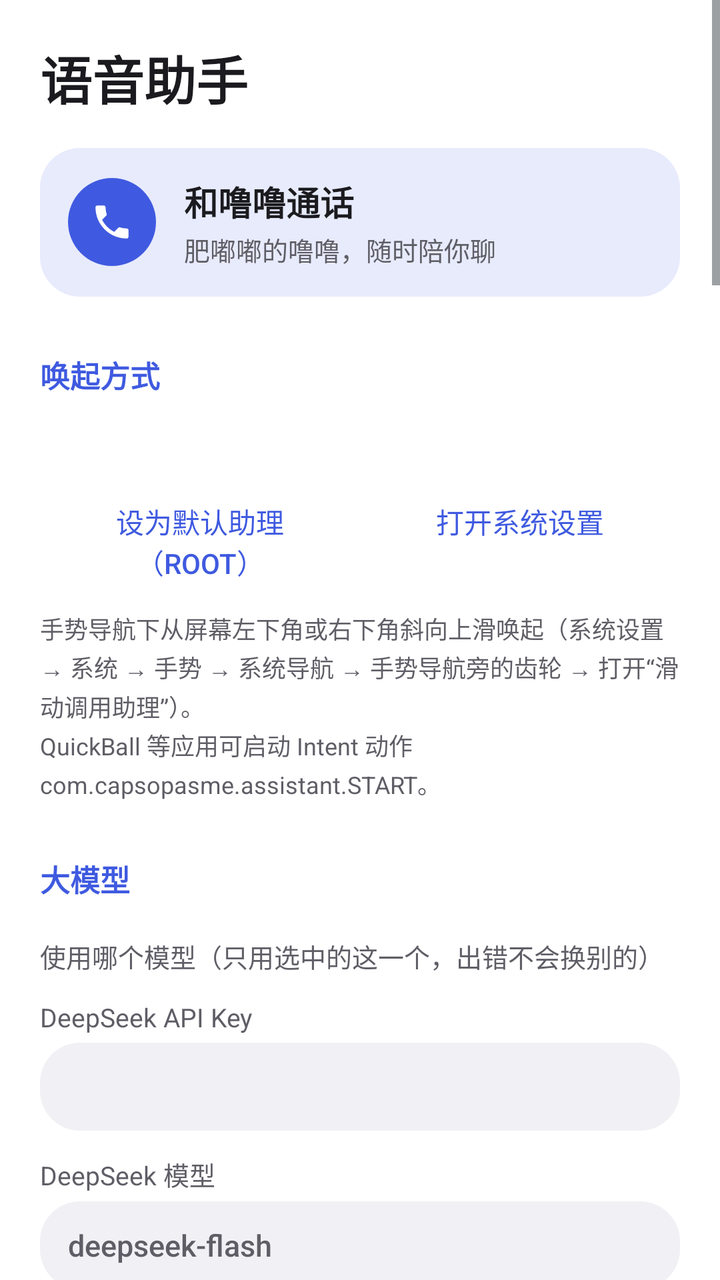
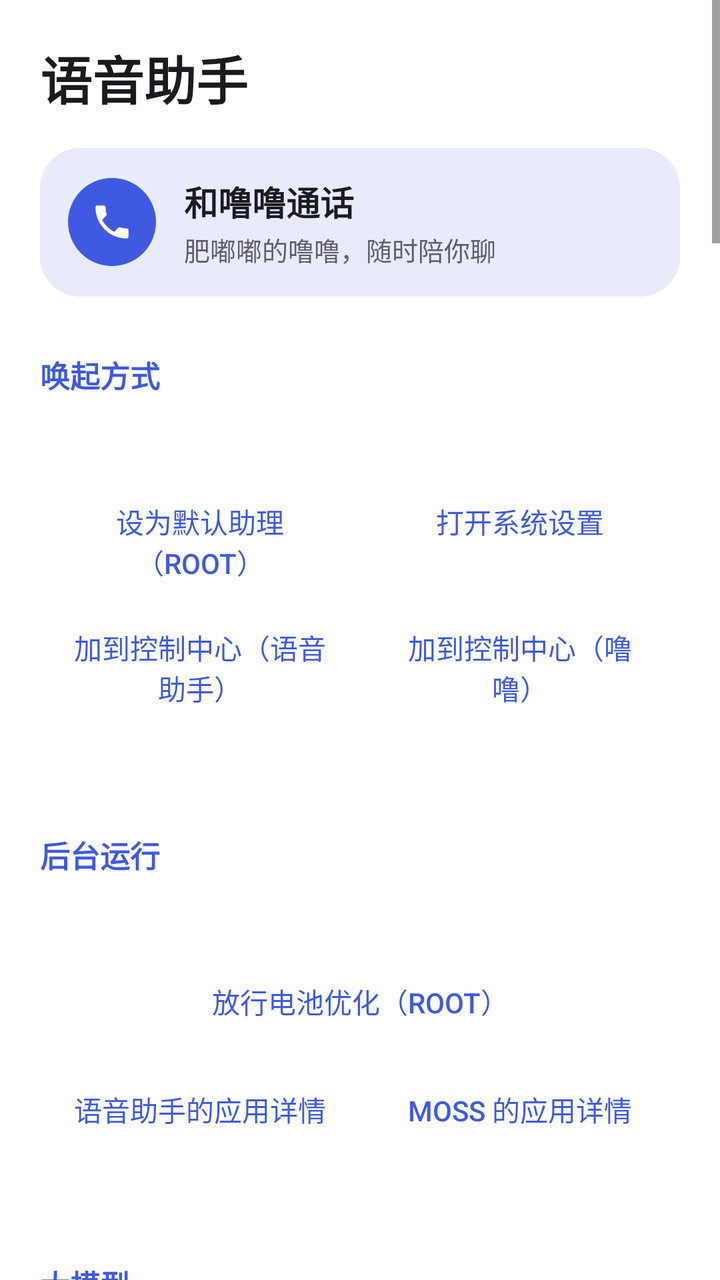

Screens rendered from an Android XML layout before and after an edit, with the pre-edit source and the edit as a unified diff.
<!-- AndroidManifest.xml: application theme Theme.Settings -->
<!-- res/layout/activity_settings.xml -->
<?xml version="1.0" encoding="utf-8"?>
<ScrollView xmlns:android="http://schemas.android.com/apk/res/android"
    android:id="@+id/scroll"
    android:layout_width="match_parent"
    android:layout_height="match_parent"
    android:fillViewport="true">

    
    <LinearLayout
        android:layout_width="match_parent"
        android:layout_height="wrap_content"
        android:focusable="true"
        android:focusableInTouchMode="true"
        android:orientation="vertical"
        android:padding="20dp">

        <TextView
            android:layout_width="wrap_content"
            android:layout_height="wrap_content"
            android:text="语音助手"
            android:textColor="@color/text_primary"
            android:textSize="26sp"
            android:textStyle="bold" />

        
        <LinearLayout
            android:id="@+id/callEntry"
            android:layout_width="match_parent"
            android:layout_height="wrap_content"
            android:layout_marginTop="16dp"
            android:background="@drawable/bg_call_entry"
            android:clickable="true"
            android:contentDescription="和噜噜通话"
            android:focusable="true"
            android:gravity="center_vertical"
            android:orientation="horizontal"
            android:padding="14dp">

            <ImageView
                android:layout_width="44dp"
                android:layout_height="44dp"
                android:background="@drawable/bg_call_entry_icon"
                android:importantForAccessibility="no"
                android:padding="11dp"
                android:scaleType="fitCenter"
                android:src="@drawable/ic_call"
                android:tint="@android:color/white" />

            <LinearLayout
                android:layout_width="0dp"
                android:layout_height="wrap_content"
                android:layout_marginStart="14dp"
                android:layout_weight="1"
                android:orientation="vertical">

                <TextView
                    android:layout_width="wrap_content"
                    android:layout_height="wrap_content"
                    android:text="和噜噜通话"
                    android:textColor="@color/text_primary"
                    android:textSize="17sp"
                    android:textStyle="bold" />

                <TextView
                    android:id="@+id/callEntrySub"
                    android:layout_width="wrap_content"
                    android:layout_height="wrap_content"
                    android:layout_marginTop="2dp"
                    android:text="肥嘟嘟的噜噜，随时陪你聊"
                    android:textColor="@color/text_secondary"
                    android:textSize="13sp" />
            </LinearLayout>
        </LinearLayout>

        
        <TextView style="@style/SectionTitle" android:text="唤起方式" />

        <TextView
            android:id="@+id/roleStatus"
            style="@style/Body" />

        <LinearLayout style="@style/ButtonRow">
            <Button
                android:id="@+id/roleRoot"
                style="@style/RowButton"
                android:text="设为默认助理（root）" />
            <Button
                android:id="@+id/roleSettings"
                style="@style/RowButton"
                android:text="打开系统设置" />
        </LinearLayout>

        <TextView
            style="@style/Hint"
            android:text="手势导航下从屏幕左下角或右下角斜向上滑唤起（系统设置 → 系统 → 手势 → 系统导航 → 手势导航旁的齿轮 → 打开“滑动调用助理”）。\nQuickBall 等应用可启动 Intent 动作 com.capsopasme.assistant.START。" />

        
        <TextView style="@style/SectionTitle" android:text="大模型" />

        <TextView style="@style/Label" android:text="使用哪个模型（只用选中的这一个，出错不会换别的）" />
        <RadioGroup
            android:id="@+id/llmGroup"
            android:layout_width="match_parent"
            android:layout_height="wrap_content" />

        <TextView style="@style/Label" android:text="DeepSeek API Key" />
        <EditText
            android:id="@+id/deepseekKey"
            style="@style/Field"
            android:inputType="textPassword" />

        <TextView style="@style/Label" android:text="DeepSeek 模型" />
        <EditText
            android:id="@+id/deepseekModel"
            style="@style/Field"
            android:hint="deepseek-flash" />

        <TextView style="@style/Label" android:text="智谱 GLM API Key（open.bigmodel.cn）" />
        <EditText
            android:id="@+id/glmKey"
            style="@style/Field"
            android:inputType="textPassword" />

        <TextView style="@style/Label" android:text="GLM 模型（glm-4.7-flash 免费）" />
        <EditText
            android:id="@+id/glmModel"
            style="@style/Field"
            android:hint="glm-4.7-flash" />

        <TextView style="@style/Label" android:text="Gemini API Key" />
        <EditText
            android:id="@+id/geminiKey"
            style="@style/Field"
            android:inputType="textPassword" />

        <TextView style="@style/Label" android:text="Gemini 模型" />
        <EditText
            android:id="@+id/geminiModel"
            style="@style/Field"
            android:hint="gemini-3.8-flash" />

        <TextView style="@style/Label" android:text="查天气的默认城市" />
        <EditText
            android:id="@+id/defaultCity"
            style="@style/Field"
            android:hint="例如：杭州" />

        
        <TextView style="@style/SectionTitle" android:text="语音识别（离线）" />

        <RadioGroup
            android:id="@+id/modelGroup"
            android:layout_width="match_parent"
            android:layout_height="wrap_content" />

        <TextView
            android:id="@+id/modelStatus"
            style="@style/Body" />

        <ProgressBar
            android:id="@+id/modelProgress"
            style="?android:attr/progressBarStyleHorizontal"
            android:layout_width="match_parent"
            android:layout_height="wrap_content"
            android:max="1000"
            android:visibility="gone" />

        <LinearLayout style="@style/ButtonRow">
            <Button
                android:id="@+id/modelCopy"
                style="@style/RowButton"
                android:text="从小企鹅复制" />
            <Button
                android:id="@+id/modelDownload"
                style="@style/RowButton"
                android:text="下载" />
        </LinearLayout>

        <LinearLayout style="@style/ButtonRow">
            <Button
                android:id="@+id/modelImport"
                style="@style/RowButton"
                android:text="导入 .tar.bz2" />
            <Button
                android:id="@+id/modelTest"
                style="@style/RowButton"
                android:text="测试" />
            <Button
                android:id="@+id/modelDelete"
                style="@style/RowButton"
                android:text="删除" />
        </LinearLayout>

        <TextView style="@style/Label" android:text="下载加速前缀（可不填，如 https://ghfast.top/）" />
        <EditText
            android:id="@+id/mirror"
            style="@style/Field"
            android:inputType="textUri" />

        <TextView style="@style/Label" android:text="说完后停顿多久算结束（毫秒，300–2000）" />
        <EditText
            android:id="@+id/silence"
            style="@style/Field"
            android:inputType="number" />

        <Switch
            android:id="@+id/keepLoaded"
            android:layout_width="match_parent"
            android:layout_height="wrap_content"
            android:layout_marginTop="12dp"
            android:text="用完后保留模型（推荐）"
            android:textColor="@color/text_primary"
            android:textSize="15sp" />

        <TextView
            style="@style/Hint"
            android:text="保留时识别进程会被系统冻结在后台缓存里，不占 CPU、不耗电，内存紧张时系统会自动回收；下次唤起不用重新加载。关闭则每次用完立即释放。" />

        
        <TextView style="@style/SectionTitle" android:text="噜噜（语音通话）" />

        <TextView
            style="@style/Hint"
            android:text="像打电话一样和噜噜连续聊天：一只肥嘟嘟的小猪，情绪超稳定，懂你的感受，也能答疑解惑、帮你上网查最新消息，但不操作手机（设闹钟、开关这些请用语音助手卡片）。\n进入：本页顶部的“和噜噜通话”、卡片右上角的电话按钮、在卡片里说“噜噜”“叫噜噜来”“陪我聊聊”或“进入通话模式”、长按桌面图标；QuickBall 等应用可启动 Intent 动作 com.capsopasme.assistant.CALL。\n退出：说“退出通话”“挂了吧”“拜拜”“晚安”，说“切回助手”会挂断并打开助手卡片。熄屏照常进行，很久没人说话或来电时自动结束。" />

        <TextView style="@style/Label" android:text="朗读用的语音合成（系统首选 TTS 引擎）" />

        <TextView
            android:id="@+id/ttsStatus"
            style="@style/Body" />

        <LinearLayout style="@style/ButtonRow">
            <Button
                android:id="@+id/ttsSettings"
                style="@style/RowButton"
                android:text="系统 TTS 设置" />
            <Button
                android:id="@+id/ttsTest"
                style="@style/RowButton"
                android:text="试听" />
        </LinearLayout>

        <TextView style="@style/Label" android:text="通话里说完后停顿多久算一句结束（毫秒，300–2000）" />
        <EditText
            android:id="@+id/callSilence"
            style="@style/Field"
            android:inputType="number" />

        <TextView style="@style/Label" android:text="多久没人说话自动挂断（秒，0 = 不自动挂断）" />
        <EditText
            android:id="@+id/callIdle"
            style="@style/Field"
            android:inputType="number" />

        <Switch
            android:id="@+id/callCue"
            android:layout_width="match_parent"
            android:layout_height="wrap_content"
            android:layout_marginTop="12dp"
            android:text="轮到你说话时响一声"
            android:textColor="@color/text_primary"
            android:textSize="15sp" />

        <TextView
            style="@style/Hint"
            android:text="只在熄屏或离开通话界面时响；看着通话界面时用圆球的动画提示。" />

        <Switch
            android:id="@+id/callHeadsetMic"
            android:layout_width="match_parent"
            android:layout_height="wrap_content"
            android:layout_marginTop="12dp"
            android:text="连着蓝牙耳机时用耳机的麦克风"
            android:textColor="@color/text_primary"
            android:textSize="15sp" />

        <TextView
            style="@style/Hint"
            android:text="打开：像打电话一样走蓝牙通话通道，手机放口袋里也听得清你说话，但朗读变成通话音质。关闭：朗读以高音质走耳机，用手机自己的麦克风听你说话。" />

        
        <Switch
            android:id="@+id/memoryEnabled"
            android:layout_width="match_parent"
            android:layout_height="wrap_content"
            android:layout_marginTop="20dp"
            android:text="噜噜记住聊过的事（无感记忆）"
            android:textColor="@color/text_primary"
            android:textSize="15sp" />

        <TextView
            style="@style/Hint"
            android:text="每次挂断后，联网时用上面选的大模型把这次通话整理成几条关于你的记忆和一句摘要；下次通话噜噜会自然地记得，偶尔主动问问你之前说过的事。说“记住…”当场记，说“忘掉…”当场删。只存在手机里，不记密码、验证码、证件号和银行卡号。关闭后不再记录，已有的记忆可以在下面清空。" />

        <TextView
            android:id="@+id/memoryStatus"
            style="@style/Body" />

        <LinearLayout style="@style/ButtonRow">
            <Button
                android:id="@+id/memoryManage"
                style="@style/RowButton"
                android:text="查看和管理" />
            <Button
                android:id="@+id/memoryClear"
                style="@style/RowButton"
                android:text="全部清空" />
        </LinearLayout>

        
        <TextView style="@style/SectionTitle" android:text="特效" />

        <Switch
            android:id="@+id/timeStopFx"
            android:layout_width="match_parent"
            android:layout_height="wrap_content"
            android:text="时停特效（进出助手卡片和通话）"
            android:textColor="@color/text_primary"
            android:textSize="15sp" />

        <TextView
            style="@style/Hint"
            android:text="唤出助手或开始通话时，一下重震，一个反相的球从中心炸开，扫过之后整个屏幕定格、褪色，时间像停住了一样；关闭卡片或挂断时反向恢复。需要 root 截一张当前屏幕（只在内存里，用完即丢，不保存）；禁止截屏的应用里换成简化版。只震动，不出声；开麦不等动画，张嘴就能说。" />

        
        <TextView style="@style/SectionTitle" android:text="权限" />

        <TextView
            android:id="@+id/permStatus"
            style="@style/Body" />

        <LinearLayout style="@style/ButtonRow">
            <Button
                android:id="@+id/permRequest"
                style="@style/RowButton"
                android:text="授予权限" />
            <Button
                android:id="@+id/rootCheck"
                style="@style/RowButton"
                android:text="检查 root" />
        </LinearLayout>

        <TextView
            style="@style/Hint"
            android:text="麦克风：语音输入。通讯录：按姓名打电话/发短信。电话：确认后直接拨出（不授予则只打开拨号盘）。音乐：按歌名在本地曲库里找歌交给留声机播放。root：系统开关、亮度、锁屏。" />
    </LinearLayout>
</ScrollView>
<!-- resources referenced by this layout -->
<resources>
  <color name="text_primary">#FF1B1B1F</color>
  <color name="text_secondary">#FF5F5E66</color>
  <!-- drawable bg_call_entry (drawable) -->
  <?xml version="1.0" encoding="utf-8"?>
  <ripple xmlns:android="http://schemas.android.com/apk/res/android" android:color="@color/call_ripple">
      <item>
          <shape android:shape="rectangle">
              <solid android:color="@color/accent_soft" />
              <corners android:radius="20dp" />
          </shape>
      </item>
  </ripple>
  <!-- drawable bg_call_entry_icon (drawable) -->
  <?xml version="1.0" encoding="utf-8"?>
  <shape xmlns:android="http://schemas.android.com/apk/res/android" android:shape="oval">
      <solid android:color="@color/accent" />
  </shape>
  <!-- drawable ic_call (drawable) -->
  <vector xmlns:android="http://schemas.android.com/apk/res/android"
      android:width="24dp" android:height="24dp" android:viewportWidth="24" android:viewportHeight="24"
      android:tint="@color/accent">
      <path android:fillColor="@android:color/white"
          android:pathData="M6.62,10.79c1.44,2.83 3.76,5.14 6.59,6.59l2.2,-2.2c0.27,-0.27 0.67,-0.36 1.02,-0.24 1.12,0.37 2.33,0.57 3.57,0.57 0.55,0 1,0.45 1,1V20c0,0.55 -0.45,1 -1,1 -9.39,0 -17,-7.61 -17,-17 0,-0.55 0.45,-1 1,-1h3.5c0.55,0 1,0.45 1,1 0,1.25 0.2,2.45 0.57,3.57 0.11,0.35 0.03,0.74 -0.25,1.02l-2.2,2.2z" />
  </vector>
  <style name="Body">
          <item name="android:layout_width">match_parent</item>
          <item name="android:layout_height">wrap_content</item>
          <item name="android:layout_marginTop">6dp</item>
          <item name="android:textColor">@color/text_primary</item>
          <item name="android:textSize">15sp</item>
      </style>
  <style name="ButtonRow">
          <item name="android:layout_width">match_parent</item>
          <item name="android:layout_height">wrap_content</item>
          <item name="android:layout_marginTop">6dp</item>
          <item name="android:orientation">horizontal</item>
      </style>
  <style name="Hint">
          <item name="android:layout_width">match_parent</item>
          <item name="android:layout_height">wrap_content</item>
          <item name="android:layout_marginTop">8dp</item>
          <item name="android:lineSpacingExtra">2dp</item>
          <item name="android:textColor">@color/text_secondary</item>
          <item name="android:textSize">12sp</item>
      </style>
  <style name="Label">
          <item name="android:layout_width">match_parent</item>
          <item name="android:layout_height">wrap_content</item>
          <item name="android:layout_marginTop">12dp</item>
          <item name="android:textColor">@color/text_secondary</item>
          <item name="android:textSize">13sp</item>
      </style>
  <style name="RowButton" parent="android:Widget.DeviceDefault.Button.Borderless.Colored">
          <item name="android:layout_width">0dp</item>
          <item name="android:layout_height">wrap_content</item>
          <item name="android:layout_weight">1</item>
          <item name="android:textSize">14sp</item>
      </style>
  <style name="SectionTitle">
          <item name="android:layout_width">match_parent</item>
          <item name="android:layout_height">wrap_content</item>
          <item name="android:layout_marginTop">28dp</item>
          <item name="android:layout_marginBottom">6dp</item>
          <item name="android:textColor">@color/accent</item>
          <item name="android:textSize">15sp</item>
          <item name="android:textStyle">bold</item>
      </style>
  <color name="call_ripple">#333F5AE0</color>
  <color name="accent_soft">#1F3F5AE0</color>
  <color name="accent">#FF3F5AE0</color>
  <!-- drawable bg_input (drawable) -->
  <?xml version="1.0" encoding="utf-8"?>
  <shape xmlns:android="http://schemas.android.com/apk/res/android">
      <solid android:color="@color/input_bg" />
      <corners android:radius="20dp" />
  </shape>
  <color name="card">#FFFFFFFF</color>
  <color name="input_bg">#FFF1F1F5</color>
  <!-- unchanged entries left out for length: 2 -->
</resources>

<!-- the commit's change to res/layout/activity_settings.xml (unified diff, before → after) -->
@@ -90,9 +90,50 @@
                 android:text="打开系统设置" />
         </LinearLayout>
 
-        <TextView
-            style="@style/Hint"
-            android:text="手势导航下从屏幕左下角或右下角斜向上滑唤起（系统设置 → 系统 → 手势 → 系统导航 → 手势导航旁的齿轮 → 打开“滑动调用助理”）。\nQuickBall 等应用可启动 Intent 动作 com.capsopasme.assistant.START。" />
+        <LinearLayout style="@style/ButtonRow">
+            <Button
+                android:id="@+id/tileAdd"
+                style="@style/RowButton"
+                android:text="加到控制中心（语音助手）" />
+            <Button
+                android:id="@+id/tileAddCall"
+                style="@style/RowButton"
+                android:text="加到控制中心（噜噜）" />
+        </LinearLayout>
+
+        
+        <TextView
+            android:id="@+id/entryHint"
+            style="@style/Hint" />
+
+        
+        <TextView style="@style/SectionTitle" android:text="后台运行" />
+
+        <TextView
+            android:id="@+id/bgStatus"
+            style="@style/Body" />
+
+        <LinearLayout style="@style/ButtonRow">
+            <Button
+                android:id="@+id/bgRoot"
+                style="@style/RowButton"
+                android:text="放行电池优化（root）" />
+        </LinearLayout>
+
+        <LinearLayout style="@style/ButtonRow">
+            <Button
+                android:id="@+id/bgAppInfo"
+                style="@style/RowButton"
+                android:text="语音助手的应用详情" />
+            <Button
+                android:id="@+id/bgMossInfo"
+                style="@style/RowButton"
+                android:text="MOSS 的应用详情" />
+        </LinearLayout>
+
+        <TextView
+            android:id="@+id/bgHint"
+            style="@style/Hint" />
 
         
         <TextView style="@style/SectionTitle" android:text="大模型" />
@@ -235,6 +276,10 @@
                 style="@style/RowButton"
                 android:text="系统 TTS 设置" />
             <Button
+                android:id="@+id/ttsDefaultRoot"
+                style="@style/RowButton"
+                android:text="设为首选（root）" />
+            <Button
                 android:id="@+id/ttsTest"
                 style="@style/RowButton"
                 android:text="试听" />
@@ -323,6 +368,24 @@
             android:text="唤出助手或开始通话时，一下重震，一个反相的球从中心炸开，扫过之后整个屏幕定格、褪色，时间像停住了一样；关闭卡片或挂断时反向恢复。需要 root 截一张当前屏幕（只在内存里，用完即丢，不保存）；禁止截屏的应用里换成简化版。只震动，不出声；开麦不等动画，张嘴就能说。" />
 
         
+        <TextView style="@style/SectionTitle" android:text="系统开关适配" />
+
+        <TextView
+            android:id="@+id/learnStatus"
+            style="@style/Body" />
+
+        <LinearLayout style="@style/ButtonRow">
+            <Button
+                android:id="@+id/learnSwitch"
+                style="@style/RowButton"
+                android:text="教它认一个开关" />
+        </LinearLayout>
+
+        <TextView
+            style="@style/Hint"
+            android:text="护眼模式、极暗模式、省电模式默认用原生安卓的方式开关。ColorOS 有自己的护眼和省电实现，如果说“打开护眼模式”它回答已打开、屏幕却没变化，就在这里教它一次：按提示在控制中心把那个开关关→开→关，它会记下系统里跟着变的设置项，以后照着改（需要 root）。学完可以马上试，没效果就忘掉。" />
+
+        
         <TextView style="@style/SectionTitle" android:text="权限" />
 
         <TextView
@@ -342,6 +405,6 @@
 
         <TextView
             style="@style/Hint"
-            android:text="麦克风：语音输入。通讯录：按姓名打电话/发短信。电话：确认后直接拨出（不授予则只打开拨号盘）。音乐：按歌名在本地曲库里找歌交给留声机播放。root：系统开关、亮度、锁屏。" />
+            android:text="麦克风：语音输入。通讯录：按姓名打电话/发短信。电话：确认后直接拨出（不授予则只打开拨号盘）。音乐：按歌名在本地曲库里找歌交给留声机播放。通知：通话进行中的通知（锁屏上挂断、静音）。root：系统开关、亮度、锁屏、时停截屏、熄屏时设闹钟。" />
     </LinearLayout>
 </ScrollView>
